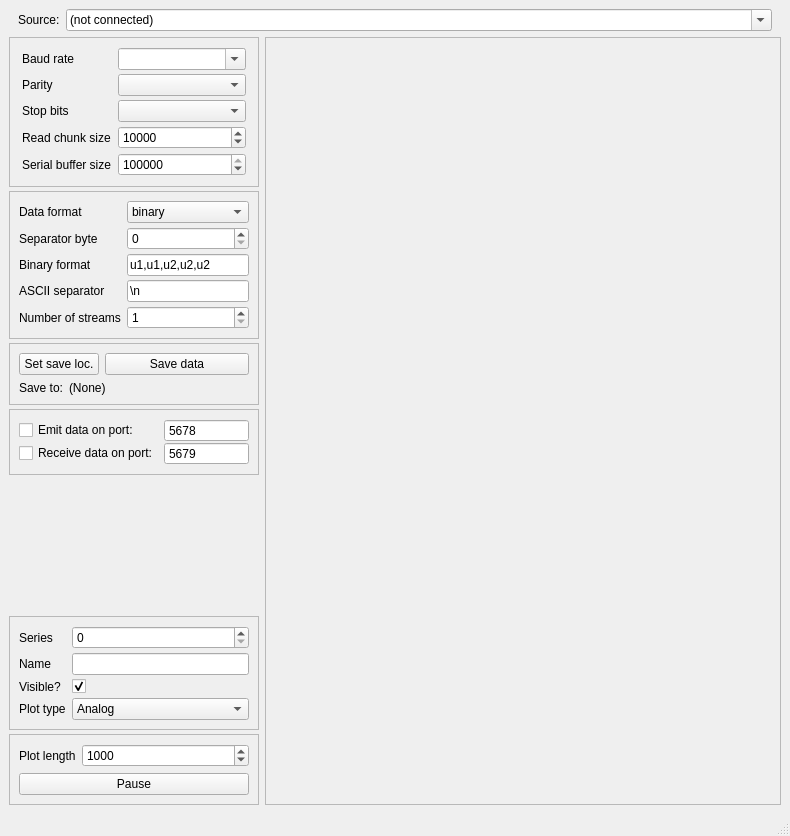
Before: the Qt Designer form src/splot/splot.ui in starfishneuroscience/splot, drawn with Qt 5.
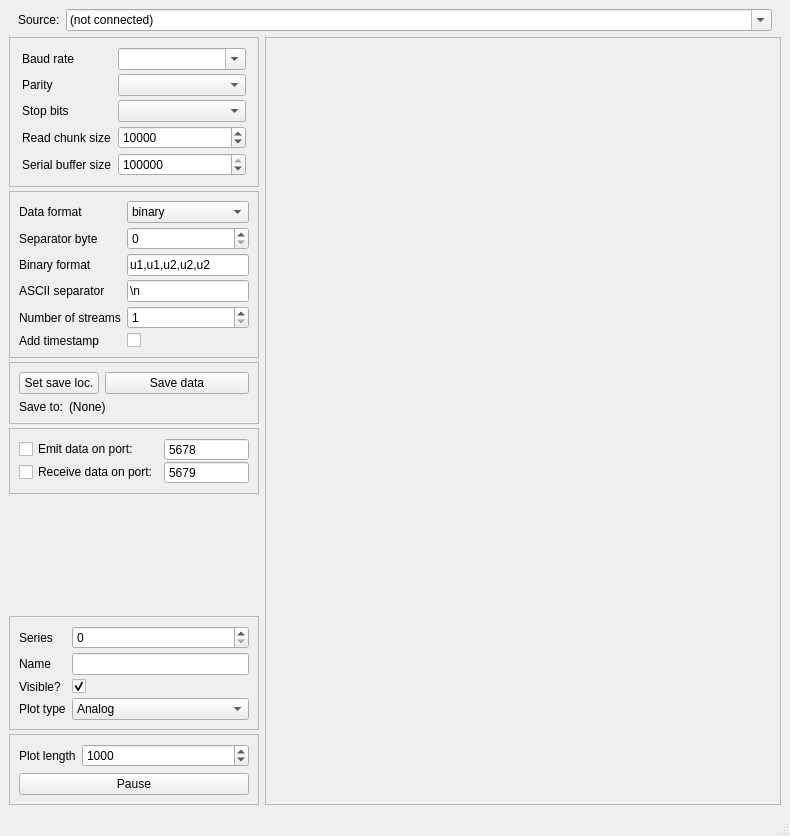
After: the same form once the commit is applied.

Patch:
```diff
--- a/src/splot/splot.ui
+++ b/src/splot/splot.ui
@@ -429,6 +429,16 @@
                  </property>
                 </widget>
                </item>
+               <item row="5" column="0">
+                <widget class="QLabel" name="addTimestampLabel">
+                 <property name="text">
+                  <string>Add timestamp</string>
+                 </property>
+                </widget>
+               </item>
+               <item row="5" column="1">
+                <widget class="QCheckBox" name="addTimestampCheckBox"/>
+               </item>
               </layout>
              </widget>
             </item>
```
